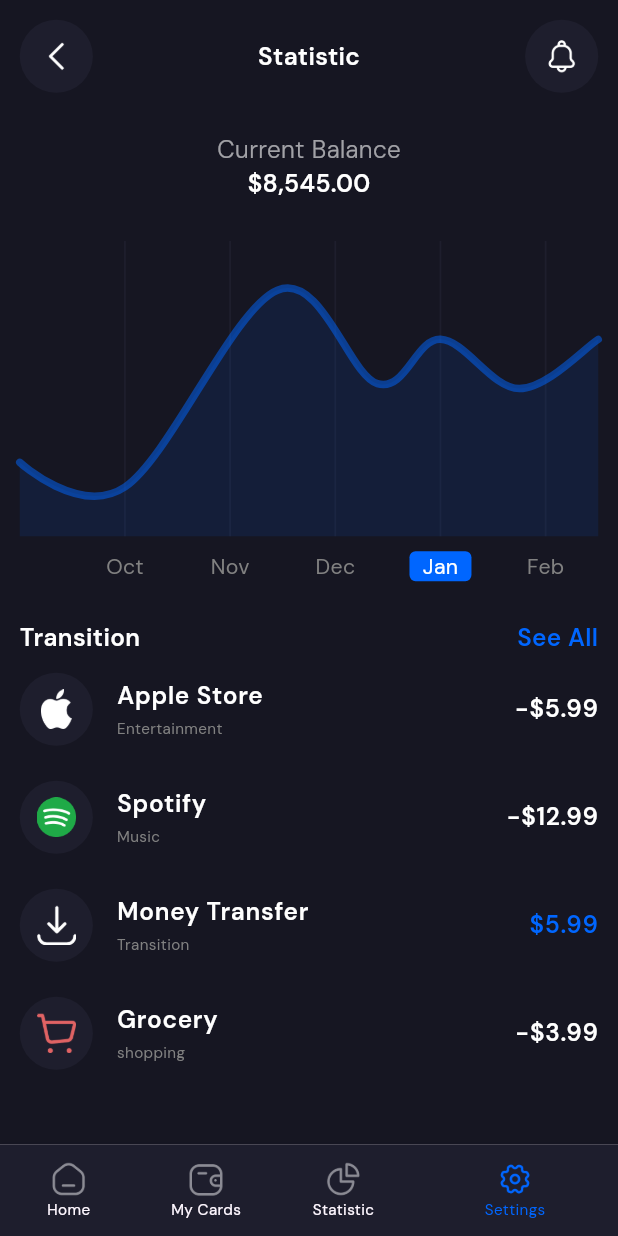
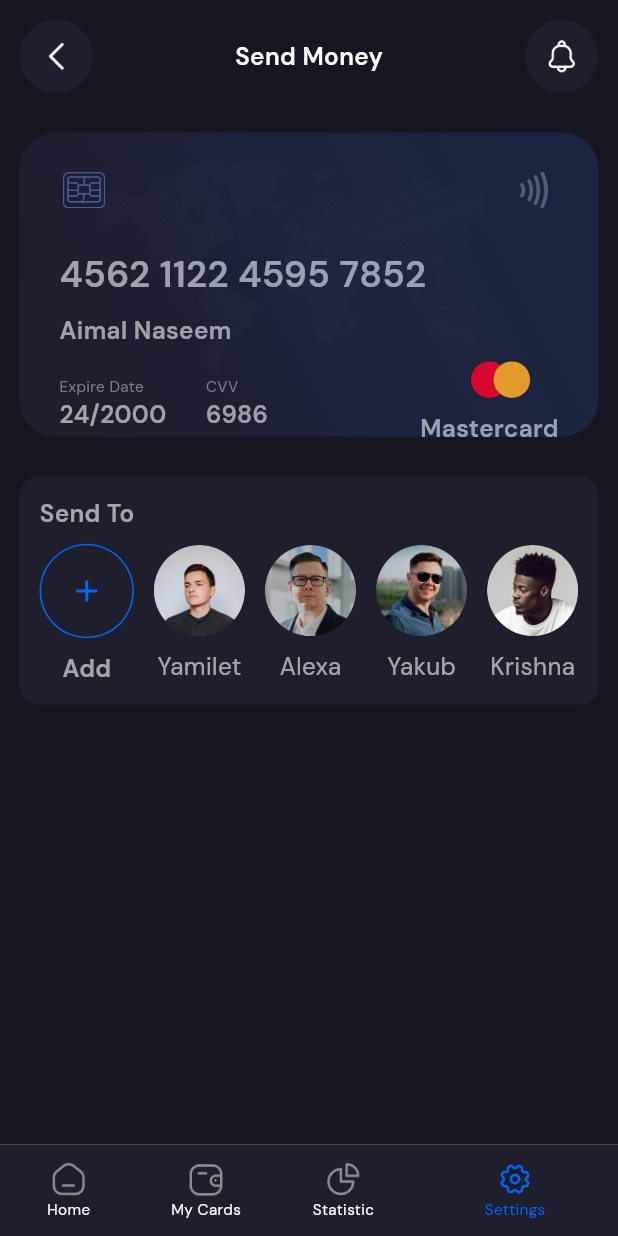
Before and after one commit to developerSajib88/Payment-App-UI-Kit, a Flutter app: the screen it shows after launch, item 4 of the bottom bar chosen, on a phone screen of 412 x 824 dp. Run offline on Flutter 3.47's test engine with Material 3 defaults, Android fonts, the phone set to English and light mode, and no system bars; drawn by our look-alikes of fl_chart; our stand-ins replace flutter_hooks, flutter_screenutil, gap, get_it, go_router, google_fonts and 3 more; accounts and stored records are empty.

Commit message:
Send money screen ui design.

```diff
--- a/lib/features/bottom_navigation/bottom_navigation.dart
+++ b/lib/features/bottom_navigation/bottom_navigation.dart
@@ -1,5 +1,6 @@
 import 'package:feature_first/features/home/presentation/home_screen.dart';
 import 'package:feature_first/features/my_cards/presentation/my_cards_screen.dart';
+import 'package:feature_first/features/send_money/send_money_screen.dart';
 import 'package:feature_first/features/statistic/statistic_screen.dart';
 import 'package:feature_first/generated/assets.dart';
 import 'package:feature_first/utils/styles/color_palates.dart';
@@ -21,7 +22,7 @@ class BottomNavigation extends HookWidget {
       const HomeScreen(),
       const MyCardsScreen(),
       const StatisticScreen(),
-      const StatisticScreen(),
+      const SendMoneyScreen(),
     ]);
 
     return Scaffold(
--- /dev/null
+++ b/lib/features/send_money/send_money_screen.dart
@@ -0,0 +1,328 @@
+
+import 'package:feature_first/common/global/functions/global_functions.dart';
+import 'package:feature_first/common/widgets/app_bar/button_app_bar.dart';
+import 'package:feature_first/generated/assets.dart';
+import 'package:feature_first/utils/constants/ui_constants.dart';
+import 'package:feature_first/utils/styles/color_palates.dart';
+import 'package:feature_first/utils/styles/custom_text_styles.dart';
+import 'package:flutter/material.dart';
+import 'package:flutter_screenutil/flutter_screenutil.dart';
+
+class SendMoneyScreen extends StatelessWidget {
+  const SendMoneyScreen({super.key});
+
+  @override
+  Widget build(BuildContext context) {
+    return Scaffold(
+      backgroundColor: ColorPalates.backgroundColor,
+      body: Container(
+        width: 1.sw,
+        height: 1.sh,
+        padding: padding6,
+        child: Column(
+          children: [
+            ButtonAppBar(title: "Send Money"),
+
+            gap12,
+
+            Stack(
+              children: [
+                Container(
+                  width: 1.sw,
+                  height: 100.h,
+                  padding: padding6,
+                  decoration: BoxDecoration(
+                      color: ColorPalates.lightBackground,
+                      borderRadius: radius12
+                  ),
+                  child: Stack(
+                    children: [
+
+                      Image.asset(
+                        Assets.imagesWorldmap,
+                      ),
+
+
+                    ],
+                  ),
+                ),
+
+
+                Container(
+                  width: 1.sw,
+                  height: 100.h,
+                  padding: padding6,
+                  margin: padding6,
+                  decoration: BoxDecoration(
+                    borderRadius: radius12,
+                  ),
+                  child: Column(
+                    crossAxisAlignment: crossStart,
+                    children: [
+                      Row(
+                        mainAxisAlignment: mainSpaceBetween,
+                        children: [
+
+                          Image.asset(
+                            Assets.iconsSensor,
+                            width: 15.w,
+                            height: 12.h,
+                          ),
+
+                          Image.asset(
+                            Assets.iconsNetwork,
+                            width: 15.w,
+                            height: 12.h,
+                            color: ColorPalates.defaultGrey.withOpacity(0.5),
+                          ),
+
+                        ],
+                      ),
+
+                      gap12,
+
+                      Text(
+                        GlobalFunctions.formatNumber("4562112245957852"),
+                        style: CustomTextStyles.primary.copyWith(fontSize: 12.sp),
+                      ),
+
+                      gap4,
+
+                      Text(
+                        "Aimal Naseem",
+                        style: CustomTextStyles.primary,
+                      ),
+
+                      gap4,
+
+
+                      Row(
+                        crossAxisAlignment: crossCenter,
+                        children: [
+
+                          Column(
+                            crossAxisAlignment: crossStart,
+                            children: [
+                              Text(
+                                "Expire Date",
+                                style: CustomTextStyles.secondary,
+                              ),
+
+                              Text(
+                                "24/2000",
+                                style: CustomTextStyles.primary,
+                              ),
+
+                            ],
+                          ),
+
+                          gap12,
+
+                          Column(
+                            crossAxisAlignment: crossStart,
+                            children: [
+                              Text(
+                                "CVV",
+                                style: CustomTextStyles.secondary,
+                              ),
+
+                              Text(
+                                "6986",
+                                style: CustomTextStyles.primary,
+                              ),
+
+                            ],
+                          ),
+
+                          const Spacer(),
+
+
+                          Column(
+                            crossAxisAlignment: crossCenter,
+                            children: [
+                              Stack(
+                                alignment: Alignment.centerRight,
+                                clipBehavior: Clip.none,
+                                children: [
+                                  CircleAvatar(
+                                    radius: 6.r,
+                                    backgroundColor: const Color(0xffEA001B),
+                                  ),
+
+                                  Positioned(
+                                    right: -15,
+                                    child: CircleAvatar(
+                                      radius: 6.r,
+                                      backgroundColor: const Color(0xffF79F1A),
+                                    ),
+                                  )
+                                ],
+                              ),
+
+                              gap4,
+
+                              Text(
+                                "Mastercard",
+                                style: CustomTextStyles.primary,
+                              )
+
+                            ],
+                          )
+
+
+                        ],
+                      )
+
+
+                    ],
+                  ),
+                ),
+
+
+                Container(
+                  width: 1.sw,
+                  height: 100.h,
+                  padding: padding6,
+                  decoration: BoxDecoration(
+                      borderRadius: radius12,
+                      gradient: LinearGradient(
+                          begin: Alignment.bottomLeft,
+                          end: Alignment.topRight,
+                          colors: [
+                            Colors.transparent,
+                            ColorPalates.primaryColor.withOpacity(0.07),
+                            ColorPalates.primaryColor.withOpacity(0.1),
+                          ]
+                      )
+                  ),
+                ),
+
+
+
+              ],
+            ),
+
+
+            Container(
+              width: 1.sw,
+              height: 75.h,
+              alignment: Alignment.centerLeft,
+              padding: padding6,
+              decoration: BoxDecoration(
+                color: ColorPalates.lightBackground,
+                borderRadius: radius6
+              ),
+              child: Column(
+                crossAxisAlignment: crossStart,
+                children: [
+                  Text("Send To",style: CustomTextStyles.primary,),
+
+                  gap4,
+
+                  Expanded(
+                    child: ListView(
+                      scrollDirection: Axis.horizontal,
+                      children: [
+                        Column(
+                          crossAxisAlignment: crossCenter,
+                          mainAxisAlignment: mainCenter,
+                          children: [
+                            CircleAvatar(
+                              backgroundColor: ColorPalates.primaryColor,
+                              radius: 15.5.r,
+                              child: CircleAvatar(
+                                radius: 15.r,
+                                backgroundColor: ColorPalates.lightBackground,
+                                child: Icon(Icons.add,color: ColorPalates.primaryColor),
+                              ),
+                            ),
+                            gap4,
+                            Text("Add",style: CustomTextStyles.primary,)
+
+                          ],
+                        ),
+
+                        gap6,
+
+                        Column(
+                          crossAxisAlignment: crossCenter,
+                          mainAxisAlignment: mainCenter,
+                          children: [
+                            CircleAvatar(
+                              radius: 15.r,
+                              backgroundColor: ColorPalates.lightBackground,
+                              backgroundImage: const AssetImage(Assets.imagesProfile1),
+                            ),
+                            gap4,
+                            Text("Yamilet",style: CustomTextStyles.primary.copyWith(fontWeight: FontWeight.normal),)
+
+                          ],
+                        ),
+
+                        gap6,
+
+                        Column(
+                          crossAxisAlignment: crossCenter,
+                          mainAxisAlignment: mainCenter,
+                          children: [
+                            CircleAvatar(
+                              radius: 15.r,
+                              backgroundColor: ColorPalates.lightBackground,
+                              backgroundImage: const AssetImage(Assets.imagesProfile2),
+                            ),
+                            gap4,
+                            Text("Alexa",style: CustomTextStyles.primary.copyWith(fontWeight: FontWeight.normal))
+
+                          ],
+                        ),
+
+                        gap6,
+
+                        Column(
+                          crossAxisAlignment: crossCenter,
+                          mainAxisAlignment: mainCenter,
+                          children: [
+                            CircleAvatar(
+                              radius: 15.r,
+                              backgroundColor: ColorPalates.lightBackground,
+                              backgroundImage: const AssetImage(Assets.imagesProfile3),
+                            ),
+                            gap4,
+                            Text("Yakub",style: CustomTextStyles.primary.copyWith(fontWeight: FontWeight.normal),)
+
+                          ],
+                        ),
+
+                        gap6,
+
+                        Column(
+                          crossAxisAlignment: crossCenter,
+                          mainAxisAlignment: mainCenter,
+                          children: [
+                            CircleAvatar(
+                              radius: 15.r,
+                              backgroundColor: ColorPalates.lightBackground,
+                              backgroundImage: const AssetImage(Assets.imagesProfile),
+                            ),
+                            gap4,
+                            Text("Krishna",style: CustomTextStyles.primary.copyWith(fontWeight: FontWeight.normal),)
+
+                          ],
+                        ),
+
+
+
+                      ],
+                    ),
+                  ),
+                ],
+              ),
+            )
+
+
+          ],
+        ),
+      ),
+    );
+  }
+}
```
Also changed, not shown: assets/icons/payment.png (added), assets/images/profile_1.png (added), assets/images/profile_2.png (added), assets/images/profile_3.png (added), lib/generated/assets.dart.
